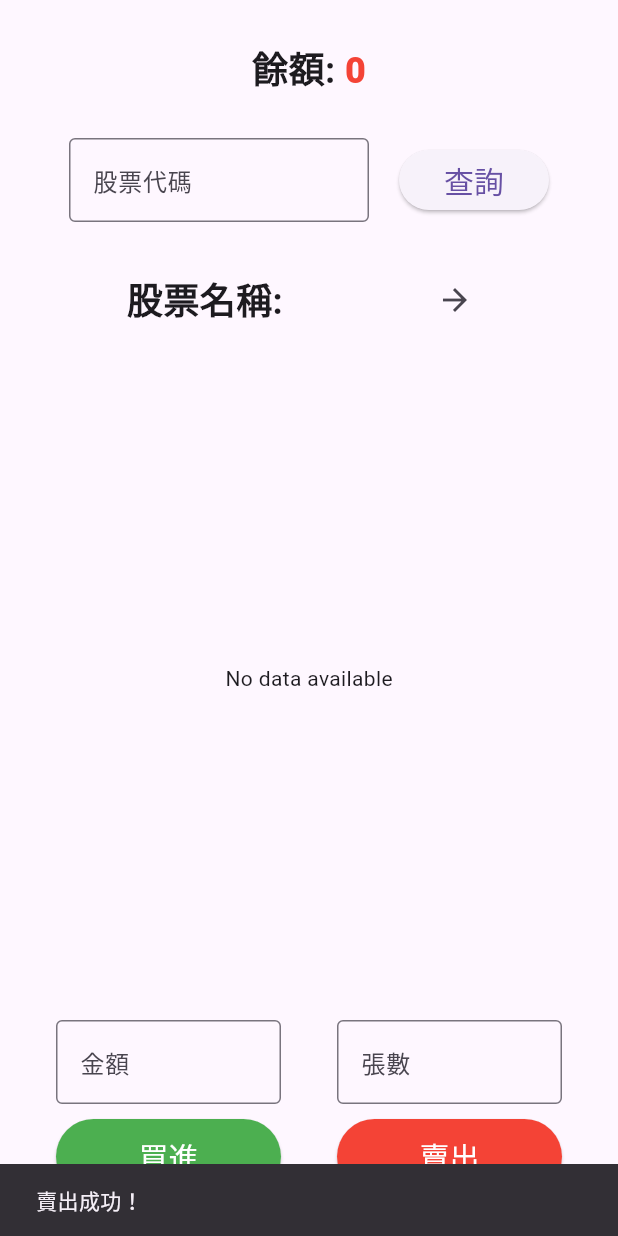
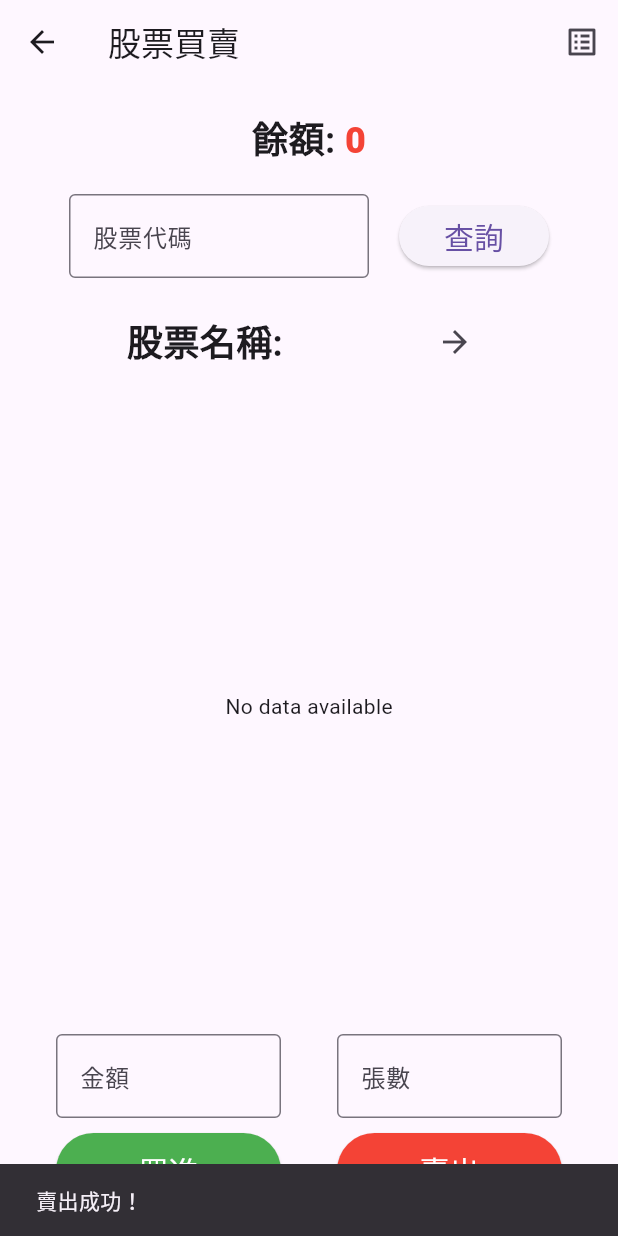
Before and after one commit to nayamiskr/Stock_Trainer, a Flutter app: the Stockgraph screen opened directly with empty values, after a tap on "賣出", on a phone screen of 412 x 824 dp. Run offline on Flutter 3.47's test engine with Material 3 defaults, Android fonts, the phone set to English and light mode, and no system bars; our stand-ins replace flutter_datetime_picker_plus, sqflite; missing offline and left inert: interactive_chart; accounts and stored records are empty.

Commit message:
顯示買了什麼股票

```diff
--- a/lib/DB/StockDb.dart
+++ b/lib/DB/StockDb.dart
@@ -31,7 +31,7 @@ class StockDb {
           'userId TEXT, '
           'price REAL, '
           'amount INTEGER, '
-          'FOREIGN KEY(userId) REFERENCES user(id))'
+          'FOREIGN KEY(userId) REFERENCES user(id))',
         );
       },
       version: 1,
@@ -46,26 +46,32 @@ class StockDb {
 
   static Future<void> insertStock(Stock stock) async {
     final db = await getDbConnect();
-    await db.insert(
-      'stock',
-      {
-        'code': stock.code,
-        'userId': stock.userId,
-        'price': stock.price,
-        'amount': stock.amount,
-      },
-      conflictAlgorithm: ConflictAlgorithm.replace,
-    );
+    await db.insert('stock', {
+      'code': stock.code,
+      'userId': stock.userId,
+      'price': stock.price,
+      'amount': stock.amount,
+    }, conflictAlgorithm: ConflictAlgorithm.replace);
   }
 
-  static Future<void> getAllStocks(int userId) async {
+  static Future<List<Stock>> getAllStocks(int userId) async {
     final db = await getDbConnect();
     final List<Map<String, dynamic>> stocks = await db.query(
       'stock',
+      where: 'userId = ?',
+      whereArgs: [userId],
     );
 
-    for (var stock in stocks) {
-      print('OrderId: ${stock['orderId']}, Code: ${stock['code']}, UserId: ${stock['userId']}, Price: ${stock['price']}, Amount: ${stock['amount']}');
-    }
+    return stocks
+        .map(
+          (stock) => Stock(
+            orderId: int.parse(stock['orderId'].toString()),
+            code: stock['code'].toString(),
+            userId: int.parse(stock['userId'].toString()),
+            price: double.parse(stock['price'].toString()),
+            amount: int.parse(stock['amount'].toString()),
+          ),
+        )
+        .toList();
   }
 }
--- a/lib/app/page/stockGraph.dart
+++ b/lib/app/page/stockGraph.dart
@@ -3,7 +3,7 @@ import 'package:http/http.dart' as http;
 import 'package:flutter/material.dart';
 import 'package:interactive_chart/interactive_chart.dart';
 import 'package:stock_game/DB/StockDb.dart';
-import 'package:stock_game/app/page/homePage.dart';
+import 'package:stock_game/app/page/summaryPage.dart';
 
 class Stockgraph extends StatefulWidget {
   const Stockgraph({
@@ -51,7 +51,6 @@ class _StockgraphState extends State<Stockgraph> {
       for (var item in data) {
         if (item['公司代號'] == code.substring(0, 4)) {
           stockName = item['公司簡稱'];
-          print(item['公司名稱']);
           return;
         }
       }
@@ -107,6 +106,23 @@ class _StockgraphState extends State<Stockgraph> {
   @override
   Widget build(BuildContext context) {
     return Scaffold(
+      appBar: AppBar(
+        title: const Text('股票買賣'),
+        actions: [
+          IconButton(
+            icon: const Icon(Icons.list_alt),
+            tooltip: '已購股票',
+            onPressed: () async {
+              Navigator.push(
+                context,
+                MaterialPageRoute(
+                  builder: (context) => SummaryPage(userId: widget.userId),
+                ),
+              );
+            }
+          ),
+        ],
+      ),
       body: Center(
         child: Column(
           mainAxisAlignment: MainAxisAlignment.spaceEvenly,
@@ -258,7 +274,7 @@ class _StockgraphState extends State<Stockgraph> {
                             ).showSnackBar(SnackBar(content: Text('買進成功！')));
                             StockDb.insertStock(
                               Stock(
-                                code: stockCode,
+                                code: stockCode.toUpperCase(),
                                 userId: widget.userId,
                                 price: buyPrice,
                                 amount: buyAmount,
```
Also changed, not shown: lib/app/page/summaryPage.dart (added, +60 -0 lines).
